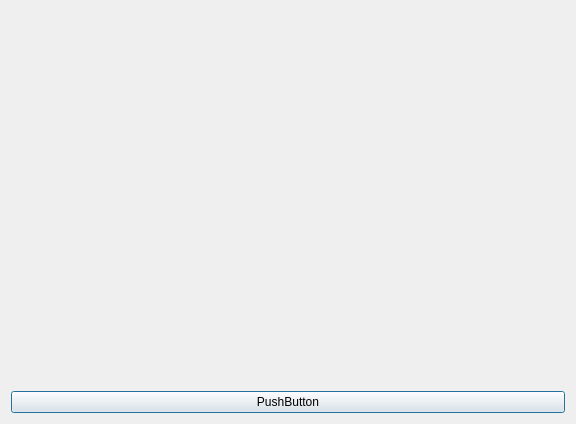
The window that qt/lc_renderdialog.ui (leozide/leocad) describes before a commit, drawn with Qt 5.
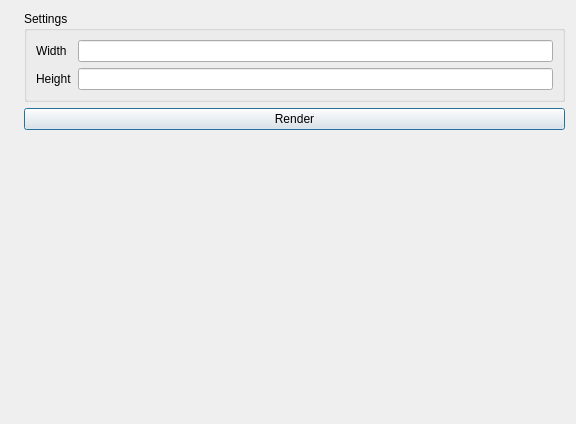
The same window after the commit.

Commit message: Added POV render resolution.

```diff
--- a/qt/lc_renderdialog.ui
+++ b/qt/lc_renderdialog.ui
@@ -13,7 +13,7 @@
   <property name="windowTitle">
    <string>Render</string>
   </property>
-  <layout class="QVBoxLayout" name="verticalLayout">
+  <layout class="QHBoxLayout" name="horizontalLayout">
    <item>
     <widget class="QLabel" name="label">
      <property name="text">
@@ -22,11 +22,61 @@
     </widget>
    </item>
    <item>
-    <widget class="QPushButton" name="RenderButton">
-     <property name="text">
-      <string>PushButton</string>
-     </property>
-    </widget>
+    <layout class="QVBoxLayout" name="verticalLayout_2">
+     <item>
+      <widget class="QGroupBox" name="groupBox">
+       <property name="title">
+        <string>Settings</string>
+       </property>
+       <layout class="QFormLayout" name="formLayout">
+        <item row="1" column="1">
+         <widget class="QLineEdit" name="WidthEdit">
+          <property name="clearButtonEnabled">
+           <bool>false</bool>
+          </property>
+         </widget>
+        </item>
+        <item row="2" column="1">
+         <widget class="QLineEdit" name="HeightEdit"/>
+        </item>
+        <item row="1" column="0">
+         <widget class="QLabel" name="label_2">
+          <property name="text">
+           <string>Width</string>
+          </property>
+         </widget>
+        </item>
+        <item row="2" column="0">
+         <widget class="QLabel" name="label_3">
+          <property name="text">
+           <string>Height</string>
+          </property>
+         </widget>
+        </item>
+       </layout>
+      </widget>
+     </item>
+     <item>
+      <widget class="QPushButton" name="RenderButton">
+       <property name="text">
+        <string>Render</string>
+       </property>
+      </widget>
+     </item>
+     <item>
+      <spacer name="verticalSpacer">
+       <property name="orientation">
+        <enum>Qt::Vertical</enum>
+       </property>
+       <property name="sizeHint" stdset="0">
+        <size>
+         <width>20</width>
+         <height>40</height>
+        </size>
+       </property>
+      </spacer>
+     </item>
+    </layout>
    </item>
   </layout>
  </widget>
```
The commit also changes 3 other files.
